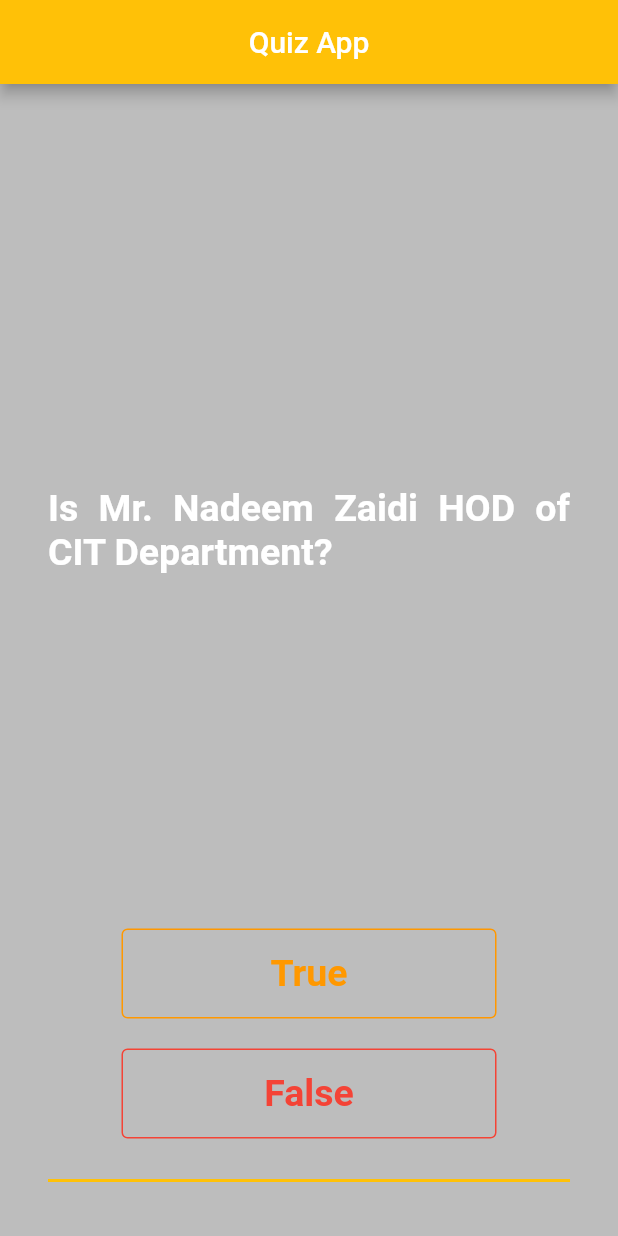
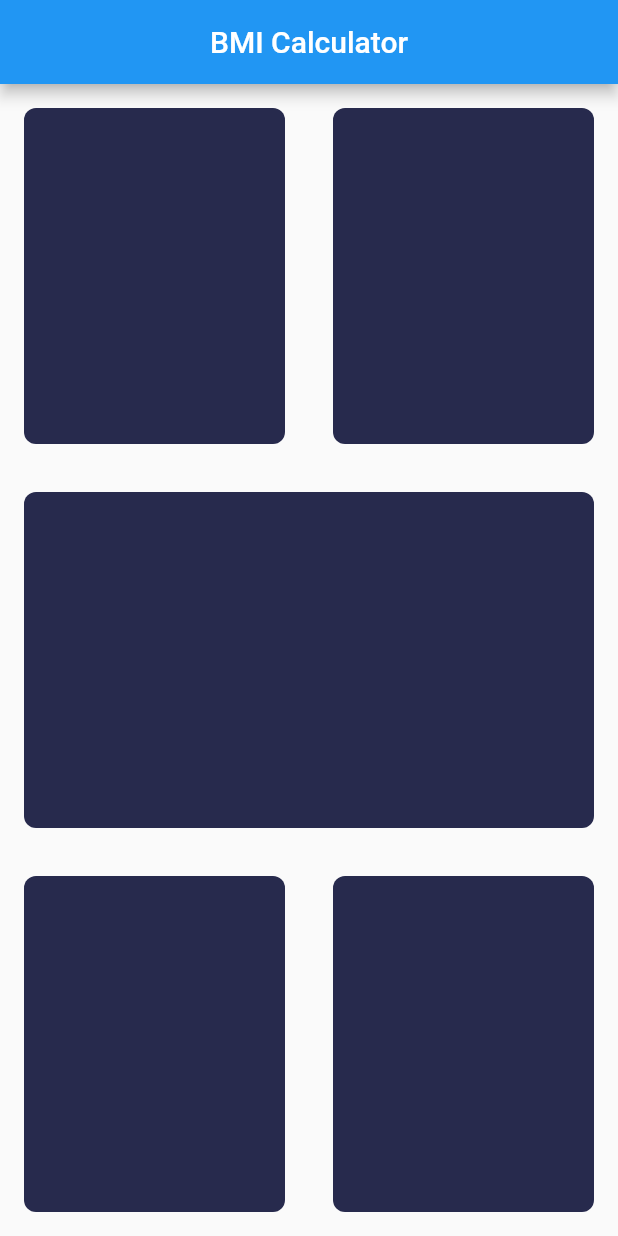
Before and after one commit to 4643880/Basic-Apps-Flutter, a Flutter app: the screen it shows after launch, on a phone screen of 412 x 824 dp. Run offline on Flutter 3.47's test engine with Material 2 defaults, Android fonts, the light colour scheme and no system bars.

Commit message:
BMI Calculator Designed Structure with Refactor

```diff
--- a/lib/main.dart
+++ b/lib/main.dart
@@ -1,9 +1,8 @@
 import 'package:flutter/material.dart';
-import 'package:flutter_learning_with_angela/pages/quizpage.dart';
-
-
+import 'package:flutter_learning_with_angela/pages/input_page_file.dart';
+import 'package:flutter_learning_with_angela/widgets.dart/my_theme.dart';
 void main() {
-  runApp( MyApp());
+  runApp(const MyApp());
 }
 
 class MyApp extends StatelessWidget {
@@ -12,14 +11,21 @@ class MyApp extends StatelessWidget {
   @override
   Widget build(BuildContext context) {
     return MaterialApp(
+      // theme: ThemeData.dark().copyWith(
+      //   appBarTheme: const AppBarTheme(
+      //   color: Color(0xff0C1135),
+      //   shadowColor: Colors.black,
+      //   elevation: 30.0,
+      //   ),
+      // ),
+      // theme: MyTheme.appTheme(context),
+      // themeMode: ThemeMode.system,
       debugShowCheckedModeBanner: false,
       home: Scaffold(
-        backgroundColor: Colors.black26,
         appBar: AppBar(
-          title: const Center(child: Text('Quiz App')),
-          backgroundColor: Colors.amber,
+          title: const Center(child: Text('BMI Calculator')),
         ),
-        body: const QuizAppPage(),
+        body: const InputPage(),
       ),
     );
   }
--- /dev/null
+++ b/lib/pages/input_page_file.dart
@@ -0,0 +1,72 @@
+import 'package:flutter/material.dart';
+
+class InputPage extends StatefulWidget {
+  const InputPage({Key? key}) : super(key: key);
+
+  @override
+  _InputPageState createState() => _InputPageState();
+}
+
+class _InputPageState extends State<InputPage> {
+  @override
+  Widget build(BuildContext context) {
+    return Container(
+      // margin: EdgeInsets.all(08),
+      child: Column(
+        children: [
+          Expanded(
+            child: Row(
+              children: const [
+                Expanded(
+                  child: MyReusableContainer(color: Color(0xff272A4D),),
+                ),
+                Expanded(
+                  child: MyReusableContainer(color: Color(0xff272A4D),),
+                ),
+              ],
+            ),
+          ),
+          Expanded(
+            child: Row(
+              children: const[
+                Expanded(
+                  child: MyReusableContainer(color: Color(0xff272A4D),),
+                ),
+              ],
+            ),
+          ),
+          Expanded(
+            child: Row(
+              children: const[
+                Expanded(
+                  child: MyReusableContainer(color: Color(0xff272A4D),),
+                ),
+                Expanded(
+                  child: MyReusableContainer(color: Color(0xff272A4D),),
+                ),
+              ],
+            ),
+          ),
+        ],
+      ),
+    );
+  }
+}
+
+class MyReusableContainer extends StatelessWidget {
+  final Color? color;
+
+  const MyReusableContainer({Key? key, this.color, }) : super(key: key);
+
+  @override
+  Widget build(BuildContext context) {
+    return Container(
+      decoration: BoxDecoration(
+        color: color?? Colors.black,
+        // color: const Color(0xff272A4D),
+        borderRadius: BorderRadius.circular(08),
+      ),
+      margin: const EdgeInsets.all(16),
+    );
+  }
+}
--- a/lib/pages/myquestion.dart
+++ /dev/null
@@ -1,9 +0,0 @@
-class MyQuestionClass {
-  String questionText;
-  bool questionsAns;
-  MyQuestionClass(
-     this.questionText,
-     this.questionsAns,
-  );
-
-}
--- a/lib/pages/quizbrainfile.dart
+++ /dev/null
@@ -1,44 +0,0 @@
-import 'package:flutter_learning_with_angela/pages/myquestion.dart';
-
-
-class AppBrain {
-  int questionCounter = 0;
-
-    List<MyQuestionClass> questionBank = [
-    MyQuestionClass("Is Mr. Nadeem Zaidi HOD of CIT Department?",  true),
-    MyQuestionClass("Hafeez Jallandri Composed the verses of Pakistan national Anthem?", true),
-    MyQuestionClass("Are 37 letters in there Urdu alphabets?", true),
-    MyQuestionClass("The Word 'Urdu' means 'Believers'?", false),
-    MyQuestionClass( "PPI is not situated in Lahore?", true),
-    MyQuestionClass("The Word 'Urdu' means 'Lahore'?", false),
-  ];
-
-  void nextQuestionFunc(){
-    if(questionCounter <= questionBank.length -1 ){
-       questionCounter++;
-    }
-  }
-
-  String getQuestionTextFunc(){
-    return questionBank[questionCounter].questionText;
-  }
-
-  bool getQuestionAnsFunc(){
-    return questionBank[questionCounter].questionsAns;
-  }
-
-  bool isFinishedFunc(){
-    if(questionCounter >= questionBank.length -1){
-      return true;
-    }
-    else{
-      return false;
-    }
-  }
-
-  void resetFunc(){
-    questionCounter = 0;
-  }
-
-
-}
--- a/lib/pages/quizpage.dart
+++ /dev/null
@@ -1,184 +0,0 @@
-import 'package:flutter/cupertino.dart';
-import 'package:flutter/material.dart';
-import 'package:rflutter_alert/rflutter_alert.dart';
-import 'package:flutter_learning_with_angela/pages/quizbrainfile.dart';
-
-class QuizAppPage extends StatefulWidget {
-  const QuizAppPage({Key? key}) : super(key: key);
-
-  @override
-  _QuizAppPageState createState() => _QuizAppPageState();
-}
-
-class _QuizAppPageState extends State<QuizAppPage> {
-
-  // It is adding the icons
-  List<Widget> scoreKeeperList = [
-    // Examples
-    // const Icon(Icons.check, color: Colors.green,),
-    // const Icon(Icons.close, color: Colors.red,),
-  ];
-
-  // Without Encapsulation Starts Here
-  // List<String> questionsList = [
-  //   "Is Mr. Nadeem Zaidi HOD of CIT Department?",
-  //   "Hafeez Jallandri Composed the verses of Pakistan national Anthem?",
-  //   "Are 37 letters in there Urdu alphabets?",
-  //   "The Word 'Urdu' means 'Believers'?",
-  //   "PPI is not situated in Lahore?"
-  // ];
-  // List<bool> answersList = [true, true, true, false, false];
-  // int questionCounter = 0;
-  // Without Encapsulation Ends Here
-
-
-  // MyQuestionClass obj1 = MyQuestionClass(questionText: "Is Mr. Nadeem Zaidi HOD of CIT Department?", questionsAns: true);
-
-  AppBrain obj = AppBrain();
-
-  void checkingAnsFunc(bool userAns){
-    setState(() {
-      if(obj.isFinishedFunc() == true){
-        obj.resetFunc();
-        scoreKeeperList = [];
-
-        Alert(
-                context: context,
-                title: "Finished!",
-                desc: "You have reached the end of Quiz."
-                ).show();
-        }
-        else{
-          bool correctAns = obj.getQuestionAnsFunc();
-          if(correctAns == userAns){
-            scoreKeeperList.add(
-              const Icon(Icons.check, color: Colors.green,),
-          );
-
-          }
-          else{
-            scoreKeeperList.add(
-              const Icon(Icons.close, color: Colors.red,),);
-          }
-          obj.nextQuestionFunc();
-        }
-
-
-    });
-  }
-
-  @override
-  Widget build(BuildContext context) {
-    return Center(
-      child: Padding(
-        padding: const EdgeInsets.only(top: 32, right: 32, left: 32, bottom: 5),
-        child: Column(
-          children: [
-             Expanded(
-              child: Column(
-                mainAxisAlignment: MainAxisAlignment.center,
-                children: [
-                  Align(
-                    child: Text(
-                      obj.getQuestionTextFunc(),
-
-                      // Without Encapsulation Starts Here
-                        // questionsList[questionCounter],
-                      // Without Encapsulation Ends Here
-                      textAlign: TextAlign.justify,
-                      style:  const TextStyle(
-                          color: Colors.white,
-                          fontSize: 25,
-                          fontWeight: FontWeight.bold),
-                    ),
-                  ),
-                ],
-              ),
-            ),
-            // const SizedBox(
-            //   height: 50,
-            // ),
-            SizedBox(
-              height: 200,
-              child: Column(
-                children: [
-                  OutlinedButton(
-                    style: OutlinedButton.styleFrom(
-                      // backgroundColor: Colors.white,
-                      fixedSize: const Size(250, 60),
-                      primary: Colors.orange,
-                      side: const BorderSide(color: Colors.orange),
-                    ),
-                    onPressed: () {
-                        checkingAnsFunc(true);
-
-                        // Without Encapsulation Starts Here
-                          // setState(() {
-                          //   bool correctAns = answersList[questionCounter];
-                          //   if(correctAns == true){
-                          //     scoreKeeperList.add(
-                          //       const Icon(Icons.check, color: Colors.green,),
-                          //   );
-                          //   questionCounter++;
-                          //   }
-                          // });
-                        // Without Encapsulation Ends Here
-
-                    },
-                    child: const Text(
-                      "True",
-                      style: TextStyle(
-                          fontSize: 25, fontWeight: FontWeight.bold),
-                    ),
-                  ),
-                  const SizedBox(
-                    height: 20,
-                  ),
-                  OutlinedButton(
-                    style: OutlinedButton.styleFrom(
-                      // backgroundColor: Colors.white,
-                      fixedSize: const Size(250, 60),
-                      primary: Colors.red,
-                      side: const BorderSide(color: Colors.red),
-                    ),
-                    onPressed: () {
-                       checkingAnsFunc(false);
-                      // Without Encapsulation Starts Here
-                        // setState(() {
-                        //   bool wrongAns = answersList[questionCounter];
-                        //   if(wrongAns == true){
-                        //     scoreKeeperList.add(
-                        //       const Icon(Icons.close, color: Colors.red,),
-                        //   );
-                        //   questionCounter++;
-                        //   }
-                        // });
-                      // Without Encapsulation Ends Here
-                    },
-                    child: const Text(
-                      "False",
-                      style: TextStyle(
-                          fontSize: 25, fontWeight: FontWeight.bold),
-                    ),
-                  ),
-                  const SizedBox(
-                    height: 20,
-                  ),
-                  const Divider(thickness: 2, color: Colors.amber),
-                  Row(
-                    children: scoreKeeperList,
-                  ),
-                ],
-              ),
-            ),
-          ],
-        ),
-      ),
-    );
-  }
-}
-
-
-// You can lead a cow down stairs but not up stairs    false
-// Approximately  one quarter of human bones are in the feet  true
-// A slug's blood is green   true
--- /dev/null
+++ b/lib/widgets.dart/my_theme.dart
@@ -0,0 +1,75 @@
+import 'package:flutter/material.dart';
+
+class MyTheme{
+  static appTheme(BuildContext context) => ThemeData(
+    // primaryColor: Color(0xff0C1135),
+    // backgroundColor: Color(0xff0C1135),
+    scaffoldBackgroundColor: const Color(0xff0C1135),
+    // canvasColor: const Color(0xff0C1135),
+    appBarTheme: const AppBarTheme(
+      color: Color(0xff0C1135),
+      shadowColor: Colors.black,
+      elevation: 30.0,
+    ),
+    textTheme: const TextTheme(
+      // bodyText1: TextStyle(color: Colors.red),
+      bodyText2: TextStyle(color: Colors.white),
+
+
+    ),
+
+  );
+}
+
+
+
+
+// class MyTheme {
+
+//       static lightTheme(BuildContext context) => ThemeData(
+//         accentColor: Colors.black,
+//         cardColor: Colors.white,
+//         canvasColor: MyTheme.myCreamColor,
+//         buttonColor: Colors.deepPurple,
+//         primarySwatch: Colors.deepPurple,
+//         fontFamily: GoogleFonts.poppins().fontFamily,
+//         // colorScheme: ColorScheme.light(),
+//         appBarTheme: AppBarTheme(
+//           color: Colors.white,
+//           elevation: 0.0,
+//           iconTheme: IconThemeData(color: Colors.black),
+//           textTheme: Theme.of(context).textTheme,
+//         ),
+//       );
+
+
+//       static darkTheme(BuildContext context) => ThemeData(
+//         accentColor: Colors.white,
+//         cardColor: Colors.black,
+//         canvasColor: MyTheme.mydarkGrayColor,
+//         buttonColor: MyTheme.myLightBlue,
+//         primarySwatch: Colors.deepPurple,
+//         fontFamily: GoogleFonts.poppins().fontFamily,
+//         // colorScheme: ColorScheme.dark(),
+//         appBarTheme: AppBarTheme(
+//           color: Colors.black,
+//           elevation: 0.0,
+//           iconTheme: IconThemeData(color: Colors.white),
+//           textTheme: Theme.of(context).textTheme,
+//         brightness: Brightness.dark
+//         ),
+
+//       );
+
+
+
+
+//       // Colors
+//       static Color myCreamColor = Color(0xfff5f5f5);
+//       static Color mydarkGrayColor = Vx.gray900;
+//       static Color myDarkBlue = Color(0xff403b58);
+//       static Color myLightBlue = Vx.indigo800;
+//       static Color myGreyColor = Color(0xff878787);
+
+
+// }
```
